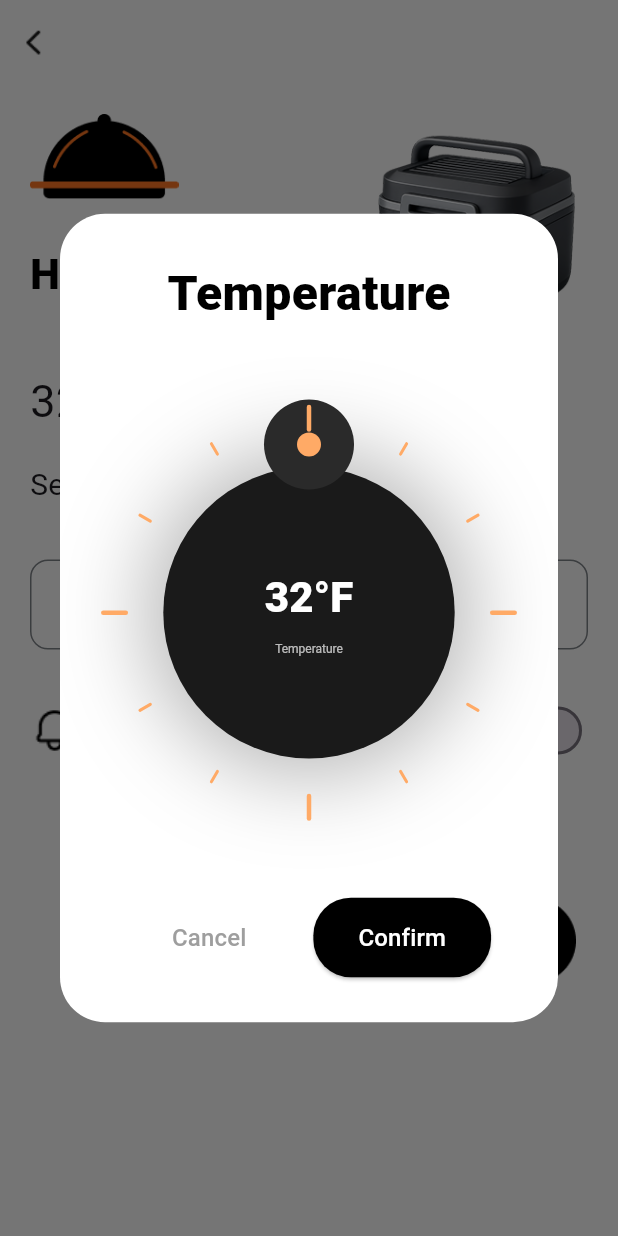
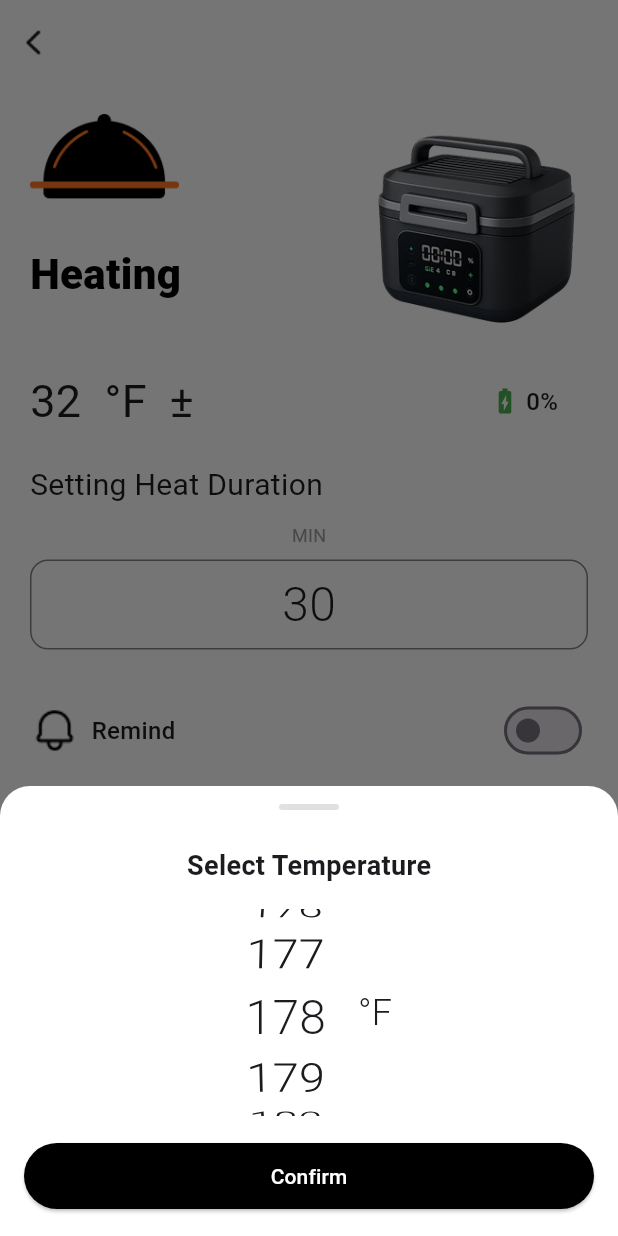
Before and after one commit to WJoinGitHub/Boxd_flutter, a Flutter app: the HeatPage screen opened directly, after a tap on an icon or button, on a phone screen of 412 x 824 dp. Run offline on Flutter 3.47's test engine with Material 3 defaults, Android fonts, the phone set to English and light mode, and no system bars; our stand-ins replace device_info_plus, flutter_blue_plus, flutter_local_notifications, google_sign_in, location, permission_handler and 3 more; missing offline and left inert: device_calendar, flutter_facebook_auth; accounts and stored records are empty; network calls fail.

Commit message:
修改加热页面逻辑

```diff
--- a/lib/pages/heat_page.dart
+++ b/lib/pages/heat_page.dart
@@ -33,9 +33,9 @@ class _HeatPageState extends State<HeatPage> {
       FlutterLocalNotificationsPlugin();
   final DeviceCalendarPlugin _calendarPlugin = DeviceCalendarPlugin();
 
-  late final FixedExtentScrollController minutesController;
   late final FixedExtentScrollController hourController;
   late final FixedExtentScrollController minuteController;
+  FixedExtentScrollController? _minutesPickerController;
 
   @override
   void initState() {
@@ -49,7 +49,6 @@ class _HeatPageState extends State<HeatPage> {
     selectedHour = targetTime.hour;
     selectedMinute = targetTime.minute;
 
-    minutesController = FixedExtentScrollController(initialItem: minutes - 20);
     hourController = FixedExtentScrollController(initialItem: selectedHour);
     minuteController = FixedExtentScrollController(initialItem: selectedMinute);
 
@@ -114,10 +113,119 @@ class _HeatPageState extends State<HeatPage> {
 
   @override
   void dispose() {
-    minutesController.dispose();
     hourController.dispose();
     minuteController.dispose();
+    _minutesPickerController?.dispose();
     super.dispose();
+  }
+
+  Future<void> _showMinutesPicker() async {
+    // 初始化控制器
+    _minutesPickerController?.dispose();
+    _minutesPickerController = FixedExtentScrollController(
+      initialItem: minutes - 20, // 20-50分钟，索引从0开始
+    );
+
+    await showModalBottomSheet(
+      context: context,
+      backgroundColor: Colors.transparent,
+      builder: (context) => Container(
+        height: 300,
+        decoration: const BoxDecoration(
+          color: Colors.white,
+          borderRadius: BorderRadius.vertical(top: Radius.circular(20)),
+        ),
+        child: Column(
+          children: [
+            Container(
+              margin: const EdgeInsets.only(top: 12, bottom: 8),
+              width: 40,
+              height: 4,
+              decoration: BoxDecoration(
+                color: Colors.grey[300],
+                borderRadius: BorderRadius.circular(2),
+              ),
+            ),
+            const Padding(
+              padding: EdgeInsets.symmetric(vertical: 16),
+              child: Text(
+                'Select Duration',
+                style: TextStyle(
+                  fontSize: 18,
+                  fontWeight: FontWeight.w600,
+                ),
+              ),
+            ),
+            Expanded(
+              child: Row(
+                mainAxisAlignment: MainAxisAlignment.center,
+                children: [
+                  _buildMinutesPickerInDialog(),
+                  const SizedBox(width: 8),
+                  const Text(
+                    'MIN',
+                    style: TextStyle(
+                      fontSize: 24,
+                      fontWeight: FontWeight.w300,
+                    ),
+                  ),
+                ],
+              ),
+            ),
+            Padding(
+              padding: const EdgeInsets.all(16),
+              child: ElevatedButton(
+                onPressed: () => Navigator.pop(context),
+                style: ElevatedButton.styleFrom(
+                  backgroundColor: Colors.black,
+                  minimumSize: const Size(double.infinity, 44),
+                ),
+                child: const Text(
+                  'Confirm',
+                  style: TextStyle(color: Colors.white),
+                ),
+              ),
+            ),
+          ],
+        ),
+      ),
+    );
+  }
+
+  Widget _buildMinutesPickerInDialog() {
+    if (_minutesPickerController == null) {
+      return const SizedBox(width: 80, height: 200);
+    }
+    return SizedBox(
+      width: 80,
+      height: 200,
+      child: ListWheelScrollView.useDelegate(
+        controller: _minutesPickerController!,
+        itemExtent: 40,
+        diameterRatio: 1.5,
+        physics: const FixedExtentScrollPhysics(),
+        onSelectedItemChanged: (index) {
+          setState(() {
+            minutes = index + 20; // 20-50分钟
+          });
+        },
+        childDelegate: ListWheelChildBuilderDelegate(
+          builder: (context, index) {
+            final displayValue = index + 20;
+            return Center(
+              child: Text(
+                displayValue.toString().padLeft(2, '0'),
+                style: const TextStyle(
+                  fontSize: 32,
+                  fontWeight: FontWeight.w300,
+                ),
+              ),
+            );
+          },
+          childCount: 31, // 20-50分钟，共31个值
+        ),
+      ),
+    );
   }
 
   Future<void> _showTimePicker() async {
@@ -464,12 +572,12 @@ class _HeatPageState extends State<HeatPage> {
                 children: [
                   GestureDetector(
                     onTap: () async {
-                      final result = await showDialog<int>(
-                        context: context,
-                        builder: (context) => TemperaturePickerDialog(
-                          initialTemperature:
-                              selectedTemperature ?? temperature,
-                        ),
+                      // 如果温度是0或无效值，使用默认值90
+                      final initialTemp = selectedTemperature ??
+                          (temperature > 0 ? temperature : 90);
+                      final result = await showTemperaturePicker(
+                        context,
+                        initialTemp,
                       );
                       if (result != null) {
                         setState(() => selectedTemperature = result);
@@ -528,18 +636,27 @@ class _HeatPageState extends State<HeatPage> {
             const SizedBox(height: 8),
             Padding(
               padding: const EdgeInsets.symmetric(horizontal: 20),
+              child: GestureDetector(
+                onTap: _showMinutesPicker,
                 child: Container(
                   height: 60,
                   decoration: BoxDecoration(
-                  border: Border.all(color: const Color(0xFF7F8489), width: 1),
+                    border:
+                        Border.all(color: const Color(0xFF7F8489), width: 1),
                     borderRadius: BorderRadius.circular(12),
                   ),
                   child: Row(
                     mainAxisAlignment: MainAxisAlignment.center,
                     children: [
-                    _buildMinutesPicker(
-                        minutes, (v) => setState(() => minutes = v + 20)),
+                      Text(
+                        minutes.toString().padLeft(2, '0'),
+                        style: const TextStyle(
+                          fontSize: 32,
+                          fontWeight: FontWeight.w300,
+                        ),
+                      ),
                     ],
+                  ),
                 ),
               ),
             ),
@@ -626,31 +743,4 @@ class _HeatPageState extends State<HeatPage> {
       ),
     );
   }
-
-  Widget _buildMinutesPicker(int value, Function(int) onChanged) {
-    return SizedBox(
-      width: 120,
-      height: 60,
-      child: ListWheelScrollView.useDelegate(
-        controller: minutesController,
-        itemExtent: 40,
-        diameterRatio: 1.5,
-        physics: const FixedExtentScrollPhysics(),
-        onSelectedItemChanged: onChanged,
-        childDelegate: ListWheelChildBuilderDelegate(
-          builder: (context, index) {
-            final displayValue = index + 20;
-            return Center(
-              child: Text(
-                displayValue.toString().padLeft(2, '0'),
-                style:
-                    const TextStyle(fontSize: 32, fontWeight: FontWeight.w300),
-              ),
-            );
-          },
-          childCount: 31,
-        ),
-      ),
-    );
 }
-}
--- a/lib/pages/heating_time_page.dart
+++ b/lib/pages/heating_time_page.dart
@@ -255,11 +255,9 @@ class _HeatingTimePageState extends State<HeatingTimePage> {
               children: [
                 GestureDetector(
                   onTap: () async {
-                    final result = await showDialog<int>(
-                      context: context,
-                      builder: (context) => TemperaturePickerDialog(
-                        initialTemperature: selectedTemperature ?? 90,
-                      ),
+                    final result = await showTemperaturePicker(
+                      context,
+                      selectedTemperature ?? 90,
                     );
                     if (result != null) {
                       setState(() => selectedTemperature = result);
--- a/lib/widgets/temperature_picker_dialog.dart
+++ b/lib/widgets/temperature_picker_dialog.dart
@@ -1,30 +1,58 @@
 import 'package:flutter/material.dart';
-import 'dart:math' as math;
 import 'package:flutter_boxd_app_flow/utils/app_storage.dart';
 
-class TemperaturePickerDialog extends StatefulWidget {
+/// 显示温度选择底部弹窗
+/// 返回选择的温度值（摄氏度）
+Future<int?> showTemperaturePicker(
+  BuildContext context,
+  int initialTemperature,
+) async {
+  return await showModalBottomSheet<int>(
+    context: context,
+    backgroundColor: Colors.transparent,
+    builder: (context) => _TemperaturePickerBottomSheet(
+      initialTemperature: initialTemperature,
+    ),
+  );
+}
+
+class _TemperaturePickerBottomSheet extends StatefulWidget {
   final int initialTemperature;
 
-  const TemperaturePickerDialog({
-    super.key,
-    this.initialTemperature = 90,
+  const _TemperaturePickerBottomSheet({
+    required this.initialTemperature,
   });
 
   @override
-  State<TemperaturePickerDialog> createState() =>
-      _TemperaturePickerDialogState();
+  State<_TemperaturePickerBottomSheet> createState() =>
+      _TemperaturePickerBottomSheetState();
 }
 
-class _TemperaturePickerDialogState extends State<TemperaturePickerDialog> {
+class _TemperaturePickerBottomSheetState
+    extends State<_TemperaturePickerBottomSheet> {
   late int temperature; // 存储的是显示温度（根据单位可能是°C或°F）
   String temperatureUnit = '°C';
   int _celsiusTemperature = 90; // 内部存储的摄氏度值（用于发送给设备）
+  FixedExtentScrollController? _temperatureController;
 
   @override
   void initState() {
     super.initState();
-    _celsiusTemperature = widget.initialTemperature;
+    // 确保初始温度在有效范围内（70-100°C）
+    _celsiusTemperature = widget.initialTemperature.clamp(70, 100);
+    // 同步初始化 temperature，避免异步加载时未初始化
+    temperature = _celsiusTemperature;
+    // 先初始化控制器（使用默认单位°C）
+    _temperatureController = FixedExtentScrollController(
+      initialItem: temperature - 70, // 摄氏度：70-100，索引从0开始
+    );
     _loadTemperatureUnit();
+  }
+
+  @override
+  void dispose() {
+    _temperatureController?.dispose();
+    super.dispose();
   }
 
   Future<void> _loadTemperatureUnit() async {
@@ -32,12 +60,23 @@ class _TemperaturePickerDialogState extends State<TemperaturePickerDialog> {
     if (mounted) {
       setState(() {
         temperatureUnit = unit;
+        // 确保摄氏度在有效范围内
+        _celsiusTemperature = _celsiusTemperature.clamp(70, 100);
         // 根据单位转换显示温度
         if (unit == '°F') {
           temperature = _celsiusToFahrenheit(_celsiusTemperature);
+          // 确保华氏度在有效范围内
+          temperature = temperature.clamp(158, 212);
         } else {
           temperature = _celsiusTemperature;
         }
+        // 更新控制器，设置当前选中项
+        _temperatureController?.dispose();
+        _temperatureController = FixedExtentScrollController(
+          initialItem: unit == '°F'
+              ? temperature - 158 // 华氏度：158-212，索引从0开始
+              : temperature - 70, // 摄氏度：70-100，索引从0开始
+        );
       });
     }
   }
@@ -52,239 +91,120 @@ class _TemperaturePickerDialogState extends State<TemperaturePickerDialog> {
     return ((fahrenheit - 32) * 5 / 9).round();
   }
 
+  /// 获取温度范围
+  int get _minTemperature => temperatureUnit == '°F' ? 158 : 70;
+  int get _maxTemperature => temperatureUnit == '°F' ? 212 : 100;
+  int get _temperatureCount =>
+      _maxTemperature - _minTemperature + 1; // 31个值（70-100或158-212）
+
+  /// 根据索引获取温度值
+  int _getTemperatureFromIndex(int index) {
+    return _minTemperature + index;
+  }
+
   @override
   Widget build(BuildContext context) {
-    return Dialog(
-      backgroundColor: Colors.white,
-      shape: RoundedRectangleBorder(borderRadius: BorderRadius.circular(30)),
-      child: Container(
-        padding: const EdgeInsets.all(30),
+    return Container(
+      height: 300,
+      decoration: const BoxDecoration(
+        color: Colors.white,
+        borderRadius: BorderRadius.vertical(top: Radius.circular(20)),
+      ),
       child: Column(
-          mainAxisSize: MainAxisSize.min,
         children: [
-            const Text(
-              'Temperature',
-              style: TextStyle(
-                fontSize: 32,
-                fontWeight: FontWeight.w900,
-                color: Colors.black,
+          Container(
+            margin: const EdgeInsets.only(top: 12, bottom: 8),
+            width: 40,
+            height: 4,
+            decoration: BoxDecoration(
+              color: Colors.grey[300],
+              borderRadius: BorderRadius.circular(2),
             ),
           ),
-            const SizedBox(height: 40),
-            GestureDetector(
-              onPanUpdate: (details) {
-                final RenderBox box = context.findRenderObject() as RenderBox;
-                final center = Offset(box.size.width / 2, 200);
-                final angle = math.atan2(
-                  details.localPosition.dy - center.dy,
-                  details.localPosition.dx - center.dx,
-                );
-                final degrees = (angle * 180 / math.pi + 90) % 360;
-
-                // 根据单位设置不同的温度范围
-                int temp;
-                if (temperatureUnit == '°F') {
-                  // 华氏度范围：158-212 (对应70-100°C)
-                  temp = (158 + (degrees / 360 * 54)).round();
-                  if (temp >= 158 && temp <= 212) {
-                    setState(() {
-                      temperature = temp;
-                      _celsiusTemperature = _fahrenheitToCelsius(temp);
-                    });
-                  }
-                } else {
-                  // 摄氏度范围：70-100
-                  temp = (70 + (degrees / 360 * 30)).round();
-                  if (temp >= 70 && temp <= 100) {
-                    setState(() {
-                      temperature = temp;
-                      _celsiusTemperature = temp;
-                    });
-                  }
-                }
-              },
-              child: CustomPaint(
-                size: const Size(300, 300),
-                painter: TemperatureCirclePainter(temperature, temperatureUnit),
+          const Padding(
+            padding: EdgeInsets.symmetric(vertical: 16),
+            child: Text(
+              'Select Temperature',
+              style: TextStyle(
+                fontSize: 18,
+                fontWeight: FontWeight.w600,
               ),
             ),
-            const SizedBox(height: 40),
-            Row(
-              mainAxisAlignment: MainAxisAlignment.spaceEvenly,
+          ),
+          Expanded(
+            child: Row(
+              mainAxisAlignment: MainAxisAlignment.center,
               children: [
-                TextButton(
-                  onPressed: () => Navigator.pop(context),
-                  style: TextButton.styleFrom(
-                    padding: const EdgeInsets.symmetric(horizontal: 30, vertical: 15),
-                  ),
-                  child: const Text(
-                    'Cancel',
-                    style: TextStyle(fontSize: 16, color: Colors.grey),
+                _buildTemperaturePicker(),
+                const SizedBox(width: 8),
+                Text(
+                  temperatureUnit,
+                  style: const TextStyle(
+                    fontSize: 24,
+                    fontWeight: FontWeight.w300,
                   ),
                 ),
-                ElevatedButton(
+              ],
+            ),
+          ),
+          Padding(
+            padding: const EdgeInsets.all(16),
+            child: ElevatedButton(
               onPressed: () => Navigator.pop(context, _celsiusTemperature),
               style: ElevatedButton.styleFrom(
                 backgroundColor: Colors.black,
-                    foregroundColor: Colors.white,
-                    padding: const EdgeInsets.symmetric(horizontal: 30, vertical: 15),
-                    shape: RoundedRectangleBorder(
-                      borderRadius: BorderRadius.circular(25),
+                minimumSize: const Size(double.infinity, 44),
+              ),
+              child: const Text(
+                'Confirm',
+                style: TextStyle(color: Colors.white),
               ),
             ),
-                  child: const Text('Confirm', style: TextStyle(fontSize: 16)),
           ),
         ],
       ),
-          ],
+    );
+  }
+
+  Widget _buildTemperaturePicker() {
+    if (_temperatureController == null) {
+      return const SizedBox(width: 80, height: 200);
+    }
+    return SizedBox(
+      width: 80,
+      height: 200,
+      child: ListWheelScrollView.useDelegate(
+        controller: _temperatureController!,
+        itemExtent: 40,
+        diameterRatio: 1.5,
+        physics: const FixedExtentScrollPhysics(),
+        onSelectedItemChanged: (index) {
+          final newTemp = _getTemperatureFromIndex(index);
+          setState(() {
+            temperature = newTemp;
+            if (temperatureUnit == '°F') {
+              _celsiusTemperature = _fahrenheitToCelsius(newTemp);
+            } else {
+              _celsiusTemperature = newTemp;
+            }
+          });
+        },
+        childDelegate: ListWheelChildBuilderDelegate(
+          builder: (context, index) {
+            final temp = _getTemperatureFromIndex(index);
+            return Center(
+              child: Text(
+                temp.toString(),
+                style: const TextStyle(
+                  fontSize: 32,
+                  fontWeight: FontWeight.w300,
+                ),
+              ),
+            );
+          },
+          childCount: _temperatureCount,
         ),
       ),
     );
   }
 }
-
-class TemperatureCirclePainter extends CustomPainter {
-  final int temperature;
-  final String temperatureUnit;
-
-  TemperatureCirclePainter(this.temperature, this.temperatureUnit);
-
-  @override
-  void paint(Canvas canvas, Size size) {
-    final center = Offset(size.width / 2, size.height / 2);
-    final radius = size.width / 2.8;
-
-    // 绘制外圈阴影
-    final shadowPaint = Paint()
-      ..color = Colors.black.withOpacity(0.3)
-      ..maskFilter = const MaskFilter.blur(BlurStyle.normal, 30);
-    canvas.drawCircle(center, radius + 10, shadowPaint);
-
-    // 绘制黑色背景圆
-    final bgPaint = Paint()
-      ..color = const Color(0xFF1a1a1a)
-      ..style = PaintingStyle.fill;
-    canvas.drawCircle(center, radius, bgPaint);
-
-    // 绘制进度圆弧（橙色到蓝色渐变）
-    // 根据单位计算进度角度
-    double progress;
-    if (temperatureUnit == '°F') {
-      // 华氏度范围：158-212，映射到0-1
-      progress = (temperature - 158) / (212 - 158);
-    } else {
-      // 摄氏度范围：70-100，映射到0-1
-      progress = (temperature - 70) / (100 - 70);
-    }
-    progress = progress.clamp(0.0, 1.0);
-    final sweepAngle = progress * 2 * math.pi;
-    final rect = Rect.fromCircle(center: center, radius: radius + 15);
-
-    final gradient = SweepGradient(
-      startAngle: -math.pi / 2,
-      endAngle: -math.pi / 2 + sweepAngle,
-      colors: [
-        const Color(0xFFFF9966),
-        const Color(0xFF3366CC),
-        const Color(0xFFFF9966),
-      ],
-      stops: const [0.0, 0.5, 1.0],
-    );
-
-    final progressPaint = Paint()
-      ..shader = gradient.createShader(rect)
-      ..style = PaintingStyle.stroke
-      ..strokeWidth = 25
-      ..strokeCap = StrokeCap.round;
-
-    canvas.drawArc(
-      rect,
-      -math.pi / 2,
-      sweepAngle,
-      false,
-      progressPaint,
-    );
-
-    // 绘制滑块圆点
-    final knobAngle = -math.pi / 2 + sweepAngle;
-    final knobX = center.dx + (radius + 15) * math.cos(knobAngle);
-    final knobY = center.dy + (radius + 15) * math.sin(knobAngle);
-
-    final knobPaint = Paint()
-      ..color = const Color(0xFF2a2a2a)
-      ..style = PaintingStyle.fill;
-    canvas.drawCircle(Offset(knobX, knobY), 30, knobPaint);
-
-    final knobDotPaint = Paint()
-      ..color = const Color(0xFFFFAA66)
-      ..style = PaintingStyle.fill;
-    canvas.drawCircle(Offset(knobX, knobY), 8, knobDotPaint);
-
-    // 绘制刻度线
-    for (int i = 0; i < 12; i++) {
-      final angle = -math.pi / 2 + (i * math.pi / 6);
-      final isMainTick = i % 3 == 0;
-      final tickLength = isMainTick ? 15.0 : 8.0;
-      final tickWidth = isMainTick ? 3.0 : 2.0;
-
-      final startX = center.dx + (radius + 25) * math.cos(angle);
-      final startY = center.dy + (radius + 25) * math.sin(angle);
-      final endX = center.dx + (radius + 25 + tickLength) * math.cos(angle);
-      final endY = center.dy + (radius + 25 + tickLength) * math.sin(angle);
-
-      final tickPaint = Paint()
-        ..color = const Color(0xFFFFAA66)
-        ..strokeWidth = tickWidth
-        ..strokeCap = StrokeCap.round;
-
-      canvas.drawLine(Offset(startX, startY), Offset(endX, endY), tickPaint);
-    }
-
-    // 绘制温度文字
-    final tempTextPainter = TextPainter(
-      text: TextSpan(
-        text: '$temperature$temperatureUnit',
-        style: const TextStyle(
-          fontSize: 28,
-          fontWeight: FontWeight.w900,
-          color: Colors.white,
-        ),
-      ),
-      textDirection: TextDirection.ltr,
-    );
-    tempTextPainter.layout();
-    tempTextPainter.paint(
-      canvas,
-      Offset(
-        center.dx - tempTextPainter.width / 2,
-        center.dy - tempTextPainter.height / 2 - 10,
-      ),
-    );
-
-    // 绘制"Temperature"文字
-    final labelTextPainter = TextPainter(
-      text: const TextSpan(
-        text: 'Temperature',
-        style: TextStyle(
-          fontSize: 8,
-          fontWeight: FontWeight.w400,
-          color: Colors.white70,
-        ),
-      ),
-      textDirection: TextDirection.ltr,
-    );
-    labelTextPainter.layout();
-    labelTextPainter.paint(
-      canvas,
-      Offset(
-        center.dx - labelTextPainter.width / 2,
-        center.dy + 20,
-      ),
-    );
-  }
-
-  @override
-  bool shouldRepaint(TemperatureCirclePainter oldDelegate) =>
-      oldDelegate.temperature != temperature ||
-      oldDelegate.temperatureUnit != temperatureUnit;
-}
```
Lines whose indentation alone changed are shown as unchanged.
